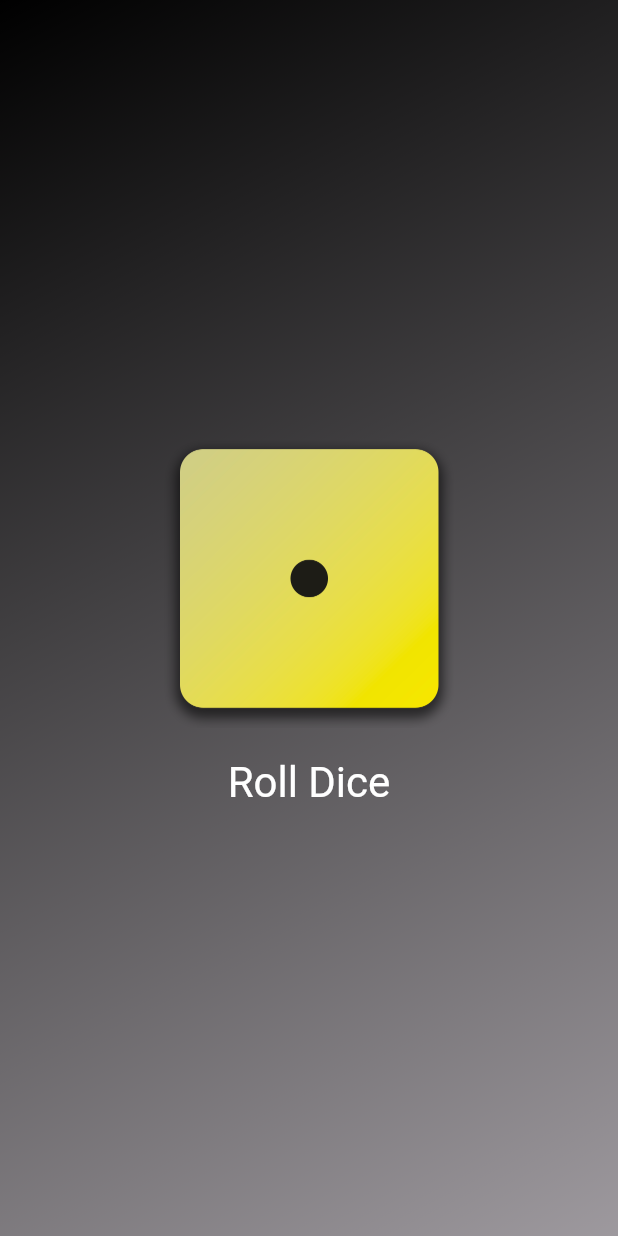
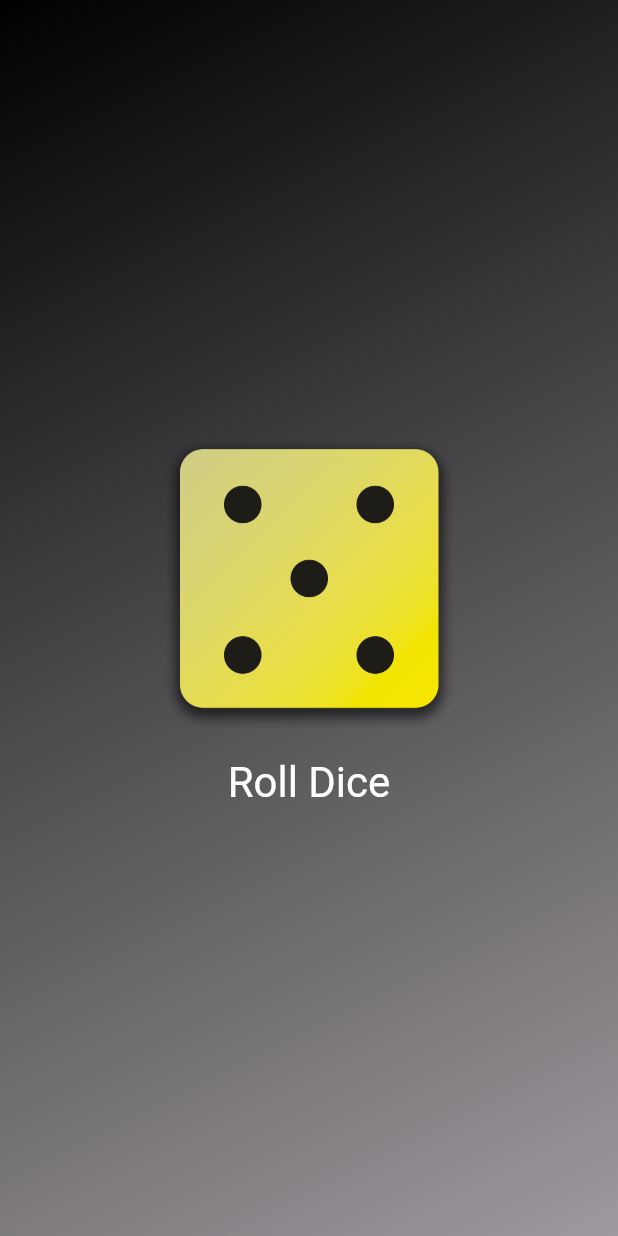
Before and after one commit to emmakolade/flut, a Flutter app: the screen it shows after launch, after a tap on "Roll Dice", on a phone screen of 412 x 824 dp. Run offline on Flutter 3.47's test engine with Material 3 defaults, Android fonts, the phone set to English and light mode, and no system bars.

Commit message:
final push

```diff
--- a/lib/dice_roller.dart
+++ b/lib/dice_roller.dart
@@ -1,4 +1,8 @@
 import 'package:flutter/material.dart';
+import 'dart:math';
+
+final randomMizer = Random();
+
 
 class DiceRoller extends StatefulWidget {
   const DiceRoller({super.key});
@@ -9,11 +13,15 @@ class DiceRoller extends StatefulWidget {
 }
 
 class _DiceRollerState extends State<DiceRoller> {
-  var activeDiceImage = "assets/dice-1.png";
+  // var activeDiceImage = "assets/dice-1.png";
+  var currentRoll = 1;
 
   void rollDice() {
     // print("Clicked");
-    activeDiceImage = "assets/dice-4.png";
+    setState(() {
+      currentRoll = randomMizer.nextInt(6) + 1;
+      // activeDiceImage = "assets/dice-$randomNumber.png";
+    });
   }
 
   @override
@@ -21,7 +29,7 @@ class _DiceRollerState extends State<DiceRoller> {
     return Column(
       mainAxisSize: MainAxisSize.min,
       children: [
-        Image.asset(activeDiceImage, width: 200),
+        Image.asset("assets/dice-$currentRoll.png", width: 200),
         // const SizedBox(height: 20),
         TextButton(
           onPressed: rollDice,
```
Also changed, not shown: pubspec.yaml (+8 -6 lines).
